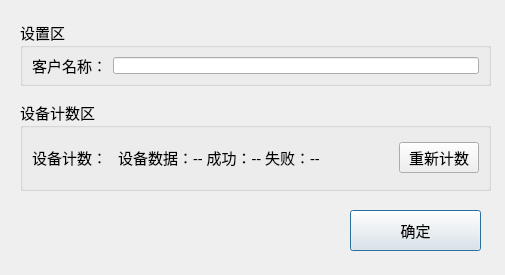
ChinaClever/PDU-CalibrateTool, file PDU-CalibrateTool/home/home_setdlg.ui: the form before one commit.
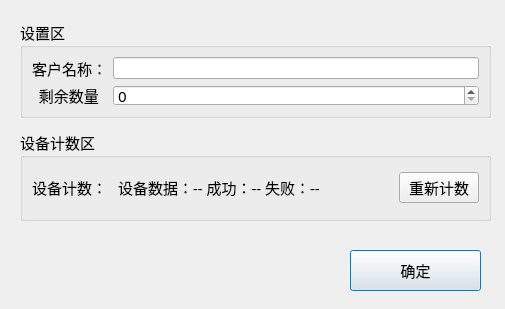
The form after the commit.

Commit message: 增加设备数量客户填写功能

```diff
--- a/PDU-CalibrateTool/home/home_setdlg.ui
+++ b/PDU-CalibrateTool/home/home_setdlg.ui
@@ -7,7 +7,7 @@
     <x>0</x>
     <y>0</y>
     <width>505</width>
-    <height>275</height>
+    <height>309</height>
    </rect>
   </property>
   <property name="windowTitle">
@@ -17,7 +17,7 @@
    <property name="geometry">
     <rect>
      <x>350</x>
-     <y>210</y>
+     <y>250</y>
      <width>131</width>
      <height>41</height>
     </rect>
@@ -38,7 +38,7 @@
      <x>20</x>
      <y>20</y>
      <width>471</width>
-     <height>66</height>
+     <height>98</height>
     </rect>
    </property>
    <property name="font">
@@ -61,13 +61,39 @@
     <item row="0" column="1">
      <widget class="QLineEdit" name="userEdit"/>
     </item>
+    <item row="1" column="0">
+     <widget class="QLabel" name="label_19">
+      <property name="maximumSize">
+       <size>
+        <width>70</width>
+        <height>16777215</height>
+       </size>
+      </property>
+      <property name="text">
+       <string> 剩余数量</string>
+      </property>
+      <property name="alignment">
+       <set>Qt::AlignCenter</set>
+      </property>
+     </widget>
+    </item>
+    <item row="1" column="1">
+     <widget class="QSpinBox" name="numSpin">
+      <property name="maximum">
+       <number>99999</number>
+      </property>
+      <property name="singleStep">
+       <number>100</number>
+      </property>
+     </widget>
+    </item>
    </layout>
   </widget>
   <widget class="QGroupBox" name="groupBox_3">
    <property name="geometry">
     <rect>
      <x>20</x>
-     <y>100</y>
+     <y>130</y>
      <width>471</width>
      <height>91</height>
     </rect>
```
The commit also changes 6 other files.
